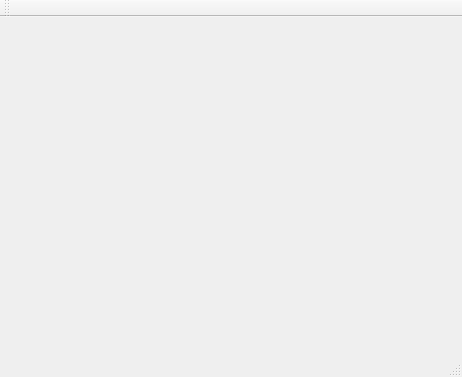
First picture: the form in TechnicianApp/mainwindow.ui, repository ChristopherCousin/PhoneShop, before the edit.
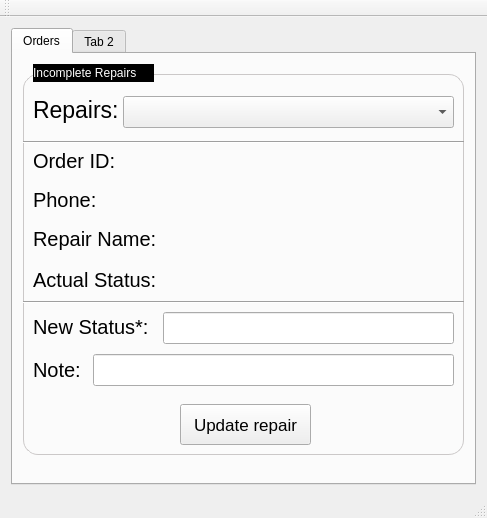
Second picture: the form after the edit.

Commit message: added conexionsws class into server-side and stuff into tecnicianApp

What changed in the file:
```diff
--- a/TechnicianApp/mainwindow.ui
+++ b/TechnicianApp/mainwindow.ui
@@ -6,14 +6,284 @@
    <rect>
     <x>0</x>
     <y>0</y>
-    <width>462</width>
-    <height>377</height>
+    <width>487</width>
+    <height>518</height>
    </rect>
   </property>
   <property name="windowTitle">
    <string>MainWindow</string>
   </property>
-  <widget class="QWidget" name="centralWidget"/>
+  <widget class="QWidget" name="centralWidget">
+   <layout class="QGridLayout" name="gridLayout">
+    <item row="0" column="0">
+     <widget class="QTabWidget" name="tabWidget">
+      <widget class="QWidget" name="tab">
+       <attribute name="title">
+        <string>Orders</string>
+       </attribute>
+       <widget class="QLabel" name="label">
+        <property name="geometry">
+         <rect>
+          <x>20</x>
+          <y>40</y>
+          <width>91</width>
+          <height>31</height>
+         </rect>
+        </property>
+        <property name="font">
+         <font>
+          <pointsize>17</pointsize>
+         </font>
+        </property>
+        <property name="text">
+         <string>Repairs:</string>
+        </property>
+       </widget>
+       <widget class="QComboBox" name="comboBox">
+        <property name="geometry">
+         <rect>
+          <x>110</x>
+          <y>42</y>
+          <width>331</width>
+          <height>32</height>
+         </rect>
+        </property>
+       </widget>
+       <widget class="QLabel" name="label_2">
+        <property name="geometry">
+         <rect>
+          <x>10</x>
+          <y>20</y>
+          <width>441</width>
+          <height>381</height>
+         </rect>
+        </property>
+        <property name="styleSheet">
+         <string notr="true">QLabel {
+border: 1px solid #CBC8C8;
+border-radius: 15px;
+}</string>
+        </property>
+        <property name="text">
+         <string/>
+        </property>
+       </widget>
+       <widget class="Line" name="line">
+        <property name="geometry">
+         <rect>
+          <x>10</x>
+          <y>80</y>
+          <width>441</width>
+          <height>16</height>
+         </rect>
+        </property>
+        <property name="orientation">
+         <enum>Qt::Horizontal</enum>
+        </property>
+       </widget>
+       <widget class="QLabel" name="label_3">
+        <property name="geometry">
+         <rect>
+          <x>20</x>
+          <y>10</y>
+          <width>121</width>
+          <height>18</height>
+         </rect>
+        </property>
+        <property name="styleSheet">
+         <string notr="true">QLabel{
+background: solid black;
+color: white;
+}</string>
+        </property>
+        <property name="text">
+         <string>Incomplete Repairs</string>
+        </property>
+       </widget>
+       <widget class="QLabel" name="label_4">
+        <property name="geometry">
+         <rect>
+          <x>20</x>
+          <y>130</y>
+          <width>71</width>
+          <height>31</height>
+         </rect>
+        </property>
+        <property name="font">
+         <font>
+          <pointsize>15</pointsize>
+         </font>
+        </property>
+        <property name="text">
+         <string>Phone:</string>
+        </property>
+       </widget>
+       <widget class="QLabel" name="label_5">
+        <property name="geometry">
+         <rect>
+          <x>20</x>
+          <y>169</y>
+          <width>131</width>
+          <height>31</height>
+         </rect>
+        </property>
+        <property name="font">
+         <font>
+          <pointsize>15</pointsize>
+         </font>
+        </property>
+        <property name="text">
+         <string>Repair Name:</string>
+        </property>
+       </widget>
+       <widget class="QLabel" name="label_6">
+        <property name="geometry">
+         <rect>
+          <x>20</x>
+          <y>91</y>
+          <width>91</width>
+          <height>31</height>
+         </rect>
+        </property>
+        <property name="font">
+         <font>
+          <pointsize>15</pointsize>
+         </font>
+        </property>
+        <property name="text">
+         <string>Order ID:</string>
+        </property>
+       </widget>
+       <widget class="Line" name="line_4">
+        <property name="geometry">
+         <rect>
+          <x>10</x>
+          <y>240</y>
+          <width>441</width>
+          <height>16</height>
+         </rect>
+        </property>
+        <property name="orientation">
+         <enum>Qt::Horizontal</enum>
+        </property>
+       </widget>
+       <widget class="QLineEdit" name="lineEdit">
+        <property name="geometry">
+         <rect>
+          <x>150</x>
+          <y>258</y>
+          <width>291</width>
+          <height>32</height>
+         </rect>
+        </property>
+       </widget>
+       <widget class="QLabel" name="label_7">
+        <property name="geometry">
+         <rect>
+          <x>20</x>
+          <y>210</y>
+          <width>131</width>
+          <height>31</height>
+         </rect>
+        </property>
+        <property name="font">
+         <font>
+          <pointsize>15</pointsize>
+         </font>
+        </property>
+        <property name="text">
+         <string>Actual Status:</string>
+        </property>
+       </widget>
+       <widget class="QLabel" name="label_8">
+        <property name="geometry">
+         <rect>
+          <x>20</x>
+          <y>257</y>
+          <width>121</width>
+          <height>31</height>
+         </rect>
+        </property>
+        <property name="font">
+         <font>
+          <pointsize>15</pointsize>
+         </font>
+        </property>
+        <property name="text">
+         <string>New Status*:</string>
+        </property>
+       </widget>
+       <widget class="QLineEdit" name="lineEdit_2">
+        <property name="geometry">
+         <rect>
+          <x>80</x>
+          <y>300</y>
+          <width>361</width>
+          <height>32</height>
+         </rect>
+        </property>
+       </widget>
+       <widget class="QLabel" name="label_9">
+        <property name="geometry">
+         <rect>
+          <x>20</x>
+          <y>300</y>
+          <width>61</width>
+          <height>31</height>
+         </rect>
+        </property>
+        <property name="font">
+         <font>
+          <pointsize>15</pointsize>
+         </font>
+        </property>
+        <property name="text">
+         <string>Note:</string>
+        </property>
+       </widget>
+       <widget class="QPushButton" name="pushButton">
+        <property name="geometry">
+         <rect>
+          <x>167</x>
+          <y>350</y>
+          <width>131</width>
+          <height>41</height>
+         </rect>
+        </property>
+        <property name="font">
+         <font>
+          <pointsize>13</pointsize>
+         </font>
+        </property>
+        <property name="text">
+         <string>Update repair</string>
+        </property>
+       </widget>
+       <zorder>label_2</zorder>
+       <zorder>label</zorder>
+       <zorder>comboBox</zorder>
+       <zorder>line</zorder>
+       <zorder>label_3</zorder>
+       <zorder>label_4</zorder>
+       <zorder>label_5</zorder>
+       <zorder>label_6</zorder>
+       <zorder>line_4</zorder>
+       <zorder>lineEdit</zorder>
+       <zorder>label_7</zorder>
+       <zorder>label_8</zorder>
+       <zorder>lineEdit_2</zorder>
+       <zorder>label_9</zorder>
+       <zorder>pushButton</zorder>
+      </widget>
+      <widget class="QWidget" name="tab_2">
+       <attribute name="title">
+        <string>Tab 2</string>
+       </attribute>
+      </widget>
+     </widget>
+    </item>
+   </layout>
+  </widget>
   <widget class="QMenuBar" name="menuBar">
    <property name="geometry">
     <rect>
```
Left out of the diff: 2 changed lines with no effect on the pictures. The commit also changes 42 other files.
